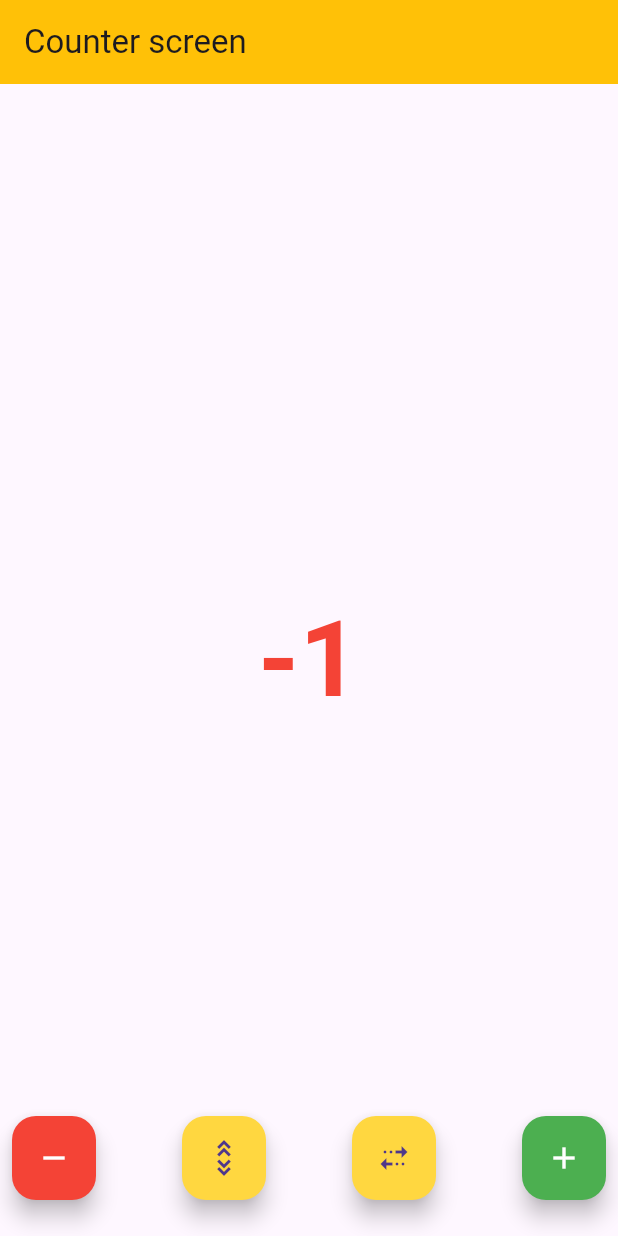
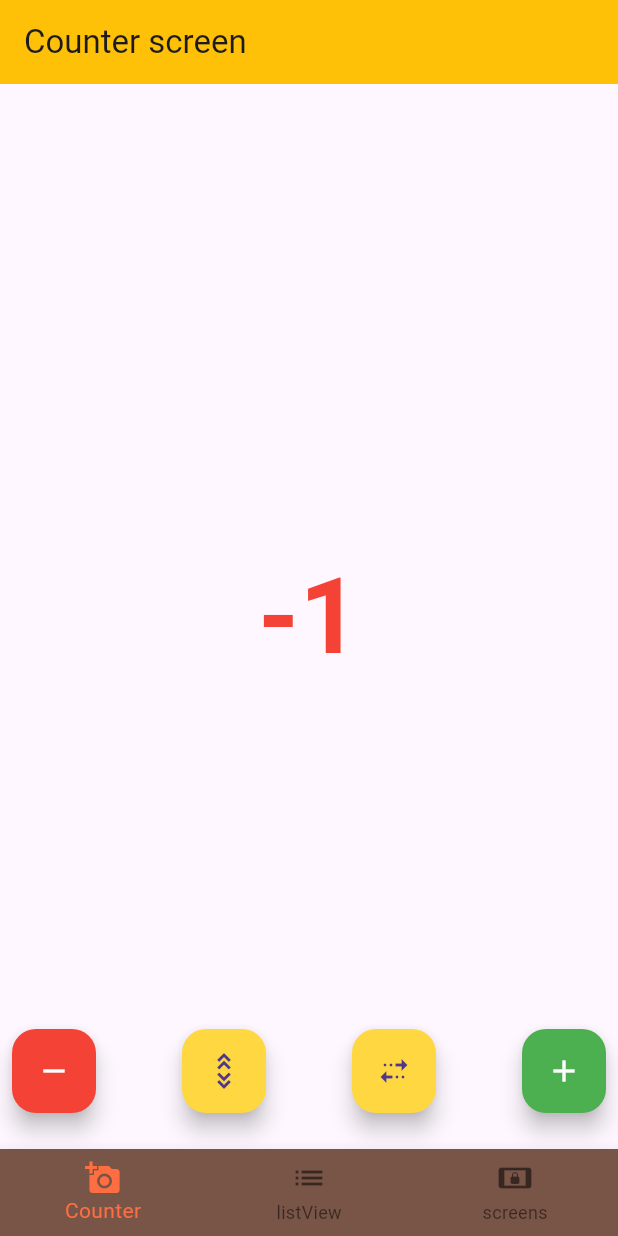
Before and after one commit to husseinpenart/flutter-practice, a Flutter app: the screen it shows after launch, after a tap on the "remove" icon, on a phone screen of 412 x 824 dp. Run offline on Flutter 3.47's test engine with Material 3 defaults, Android fonts, the phone set to English and light mode, and no system bars.

Commit message:
screen view buttom navigation added navigation and stack rtoute navigation added too

```diff
--- a/flutter/first/basics/lib/main.dart
+++ b/flutter/first/basics/lib/main.dart
@@ -1,10 +1,14 @@
 import 'dart:math';
 
+import 'package:basics/root_bottom_navigation.dart';
+import 'package:basics/screens/screen_one.dart';
+import 'package:basics/screens/screen_two.dart';
 import 'package:basics/widget/Buttons.dart';
 import 'package:basics/widget/CardWidget.dart';
 import 'package:basics/widget/Images.assets.dart';
 import 'package:basics/widget/body.widget.dart';
 import 'package:basics/widget/counter/Counter_screen.dart';
+import 'package:basics/widget/list/list_screen.dart';
 import 'package:basics/widget/person.dart';
 import 'package:basics/widget/row.col.dart';
 import 'package:flutter/material.dart';
@@ -22,7 +26,14 @@ class MyApp extends StatelessWidget {
       theme: ThemeData(
         appBarTheme: const AppBarTheme(backgroundColor: Colors.amber),
       ),
-      home: CounterScreen(),
+      // home: CounterScreen(),
+      // home: ListScreen(),
+      home: RootBottomNavigation(),
+      routes: <String, WidgetBuilder>{
+        '/root': (BuildContext context) => RootBottomNavigation(),
+        '/screenone': (BuildContext context) => ScreenOne(),
+        '/screentwo': (BuildContext context) => ScreenTwo(),
+      },
       // home: Scaffold(
       //   appBar: AppBar(title: const Text("Flutter Basics")),
       //   // body: NewWidget(),
@@ -32,7 +43,6 @@ class MyApp extends StatelessWidget {
       //   body: Buttons(),
       //   // body: CardWidget(),
 
-
       //   floatingActionButton: FloatingActionButton(
       //     onPressed: () => debugPrint('clicked'),
       //     child: const Icon(Icons.ac_unit),
--- /dev/null
+++ b/flutter/first/basics/lib/root_bottom_navigation.dart
@@ -0,0 +1,45 @@
+import 'package:basics/screens/screens.dart';
+import 'package:basics/widget/counter/Counter_screen.dart';
+import 'package:basics/widget/list/list_screen.dart';
+import 'package:flutter/material.dart';
+
+class RootBottomNavigation extends StatefulWidget {
+  const RootBottomNavigation({super.key});
+
+  @override
+  State<RootBottomNavigation> createState() => _RootBottomNavigationState();
+}
+
+class _RootBottomNavigationState extends State<RootBottomNavigation> {
+  int _currentIndex = 0;
+  @override
+  Widget build(BuildContext context) {
+    return Scaffold(
+      body: IndexedStack(
+        index: _currentIndex,
+        children: [CounterScreen(), ListScreen(), Screens()],
+      ),
+      bottomNavigationBar: BottomNavigationBar(
+        selectedItemColor: Colors.deepOrangeAccent,
+        backgroundColor: Colors.brown,
+        onTap: (index) {
+          setState(() {
+            _currentIndex = index;
+          });
+        },
+        currentIndex: _currentIndex,
+        items: const [
+          BottomNavigationBarItem(
+            icon: Icon(Icons.add_a_photo),
+            label: 'Counter',
+          ),
+          BottomNavigationBarItem(icon: Icon(Icons.list), label: 'listView'),
+          BottomNavigationBarItem(
+            icon: Icon(Icons.screen_lock_landscape),
+            label: 'screens',
+          ),
+        ],
+      ),
+    );
+  }
+}
--- /dev/null
+++ b/flutter/first/basics/lib/screens/screens.dart
@@ -0,0 +1,48 @@
+import 'package:basics/screens/screen_one.dart';
+import 'package:basics/screens/screen_two.dart';
+import 'package:basics/widget/Buttons.dart';
+import 'package:flutter/material.dart';
+
+class Screens extends StatefulWidget {
+  const Screens({super.key});
+
+  @override
+  State<Screens> createState() => _ScreensState();
+}
+
+class _ScreensState extends State<Screens> {
+  @override
+  Widget build(BuildContext context) {
+    return Scaffold(
+      appBar: AppBar(title: Text("List Style View")),
+      // ignore: avoid_unnecessary_containers
+      body: Container(
+        child: Column(
+          children: [
+            TextButton(
+              onPressed: () {
+                // Navigator.push(
+                //   context,
+                //   MaterialPageRoute(builder: (context) => ScreenOne()),
+                // );
+                Navigator.pushNamed(context, '/screenone');
+              },
+              child: Text("first screen"),
+            ),
+
+            TextButton(
+              onPressed: () {
+                // Navigator.push(
+                //   context,
+                //   MaterialPageRoute(builder: (context) => ScreenTwo()),
+                // );
+                Navigator.pushNamed(context, '/screentwo');
+              },
+              child: Text("second screen"),
+            ),
+          ],
+        ),
+      ),
+    );
+  }
+}
--- /dev/null
+++ b/flutter/first/basics/lib/widget/list/list_screen.dart
@@ -0,0 +1,22 @@
+import 'package:flutter/material.dart';
+
+class ListScreen extends StatelessWidget {
+  const ListScreen({super.key});
+
+  @override
+  Widget build(BuildContext context) {
+    return Scaffold(
+      appBar: AppBar(title: Text("List Style View")),
+      body: ListView.builder(
+        itemCount: 20,
+        itemBuilder: (context, index) {
+          return Container(
+            color: Colors.blue[400],
+            height: 100,
+            child: Center(child: Text(index.toString())),
+          );
+        },
+      ),
+    );
+  }
+}
```
Also changed, not shown: flutter/first/basics/lib/screens/screen_one.dart (added, +33 -0 lines), flutter/first/basics/lib/screens/screen_two.dart (added, +38 -0 lines).
